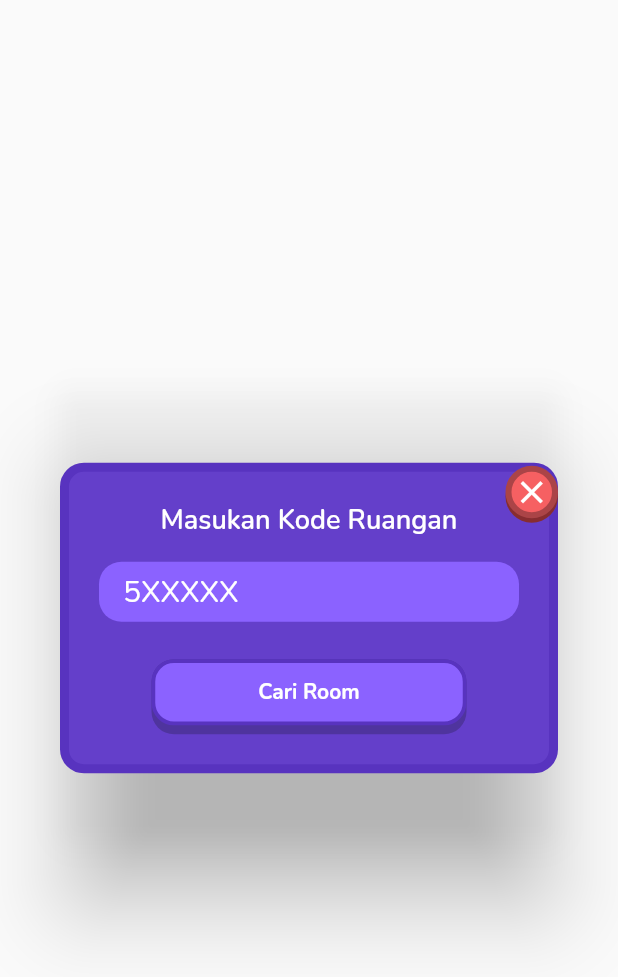
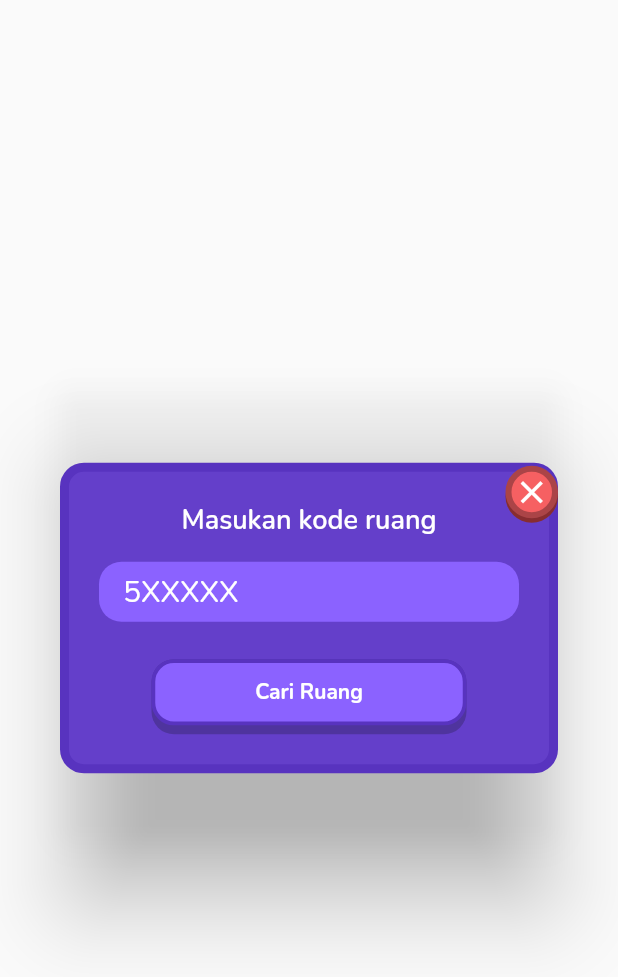
Before and after one commit to gdochadipa/acak-kata-mobile, a Flutter app: the JoinRoomModal widget shown alone on an empty page, opened directly, on a phone screen of 412 x 824 dp. Shown: the top 977 px of the screen. Run offline on Flutter 3.47's test engine with Material 2 defaults, Android fonts, the phone set to English and light mode, and no system bars; our stand-ins replace animate_do, audioplayers, auto_size_text, bouncing_widget, confetti, connectivity_plus and 11 more; missing offline and left inert: dart:ffi; accounts and stored records are empty; network calls fail.

Commit message:
stage-8-3-4

```diff
--- a/lib/pages/in_game/modal/join_room_modal.dart
+++ b/lib/pages/in_game/modal/join_room_modal.dart
@@ -142,7 +142,7 @@ class _JoinRoomModalState extends State<JoinRoomModal> {
               crossAxisAlignment: CrossAxisAlignment.center,
               children: [
                 Text(
-                  "Masukan Kode Ruangan",
+                  setLanguage.join_room_text,
                   style: whiteTextStyle.copyWith(
                       fontSize: 18, fontWeight: semiBold),
                 ),
@@ -175,7 +175,7 @@ class _JoinRoomModalState extends State<JoinRoomModal> {
                 ),
                 if (_validation)
                   Text(
-                    _textValidation ?? 'Gagal membuat room',
+                    _textValidation ?? setLanguage.failed_find_room,
                     textAlign: TextAlign.left,
                     style: alertTextStyle.copyWith(fontSize: 11),
                   ),
@@ -191,7 +191,7 @@ class _JoinRoomModalState extends State<JoinRoomModal> {
                         child: Wrap(
                           children: [
                             Text(
-                              'Cari Room',
+                              setLanguage.find_room,
                               style: whiteTextStyle.copyWith(
                                   fontSize: 14, fontWeight: bold),
                             ),
--- a/lib/pages/in_game/waiting_online_room_page.dart
+++ b/lib/pages/in_game/waiting_online_room_page.dart
@@ -331,7 +331,7 @@ class _WaitingOnlineRoomPageState extends State<WaitingOnlineRoomPage> {
               child: Wrap(
                 children: [
                   Text(
-                    'Bermain',
+                    setLanguage.play,
                     style: primaryTextStyle.copyWith(
                         fontSize: 18, fontWeight: bold),
                   ),
```
Also changed, not shown: lib/l10n/intl_en.arb (+9 -1 lines), lib/l10n/intl_id.arb (+9 -1 lines), lib/pages/in_game/waiting_join_room_page.dart (+4 -115 lines), lib/generated/intl/messages_en.dart, lib/generated/intl/messages_id.dart, lib/generated/l10n.dart.
